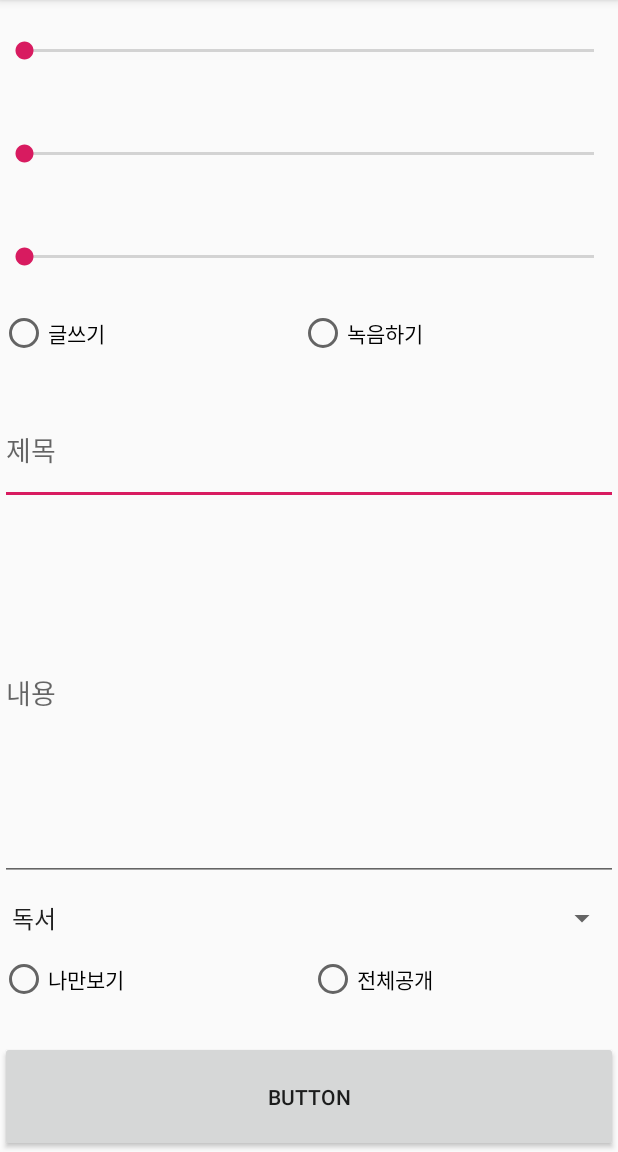
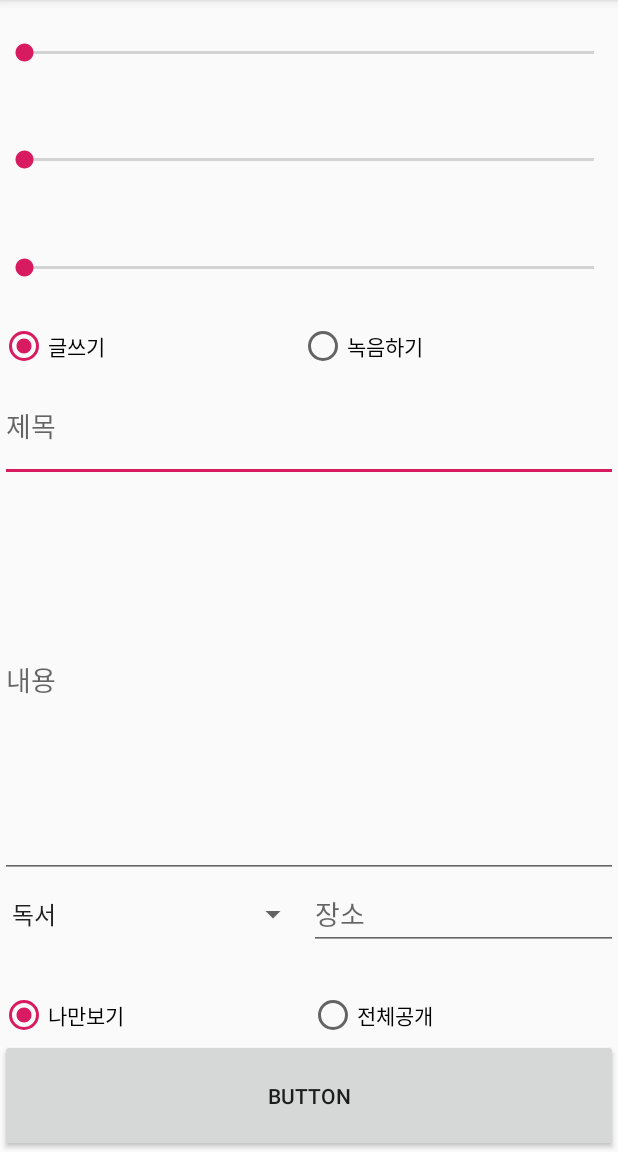
Before and after one commit to seungyeonchoi/emote, an Android app: the screen it shows after launch (Post before the commit, PostActivity after it), after a tap on "시작하기", on a phone screen of 412 x 824 dp, the part 84-1236 px from its top. Run offline under Robolectric (Android 15) with nearby library versions, the phone set to English and light mode, and no system bars.

Commit message:
1. 글쓰기 모드 필드 검사 후 등록

```diff
--- a/app/src/main/AndroidManifest.xml
+++ b/app/src/main/AndroidManifest.xml
@@ -9,7 +9,7 @@
             android:roundIcon="@mipmap/ic_launcher_round"
             android:supportsRtl="true"
             android:theme="@style/AppTheme">
-        <activity android:name=".Post">
+        <activity android:name=".PostActivity">
         </activity>
         <activity android:name=".SigninActivity">
         </activity>
--- a/app/src/main/java/com/example/emote/LoginActivity.kt
+++ b/app/src/main/java/com/example/emote/LoginActivity.kt
@@ -15,7 +15,7 @@ class LoginActivity : AppCompatActivity() {
     fun OnBtnClick(view: View) {
         when(view.id){
             R.id.btn_login->{
-                startActivity(Intent(this,Post::class.java))
+                startActivity(Intent(this,PostActivity::class.java)) //post확인해보려고 이렇게 둠!
             }
             R.id.btn_join1->{
                 startActivity(Intent(this,SigninActivity::class.java))
--- a/app/src/main/java/com/example/emote/Post.kt
+++ b/app/src/main/java/com/example/emote/Post.kt
@@ -1,12 +1,5 @@
 package com.example.emote
 
-import android.os.Bundle
-import android.support.v7.app.AppCompatActivity
+data class Post(var emotionValue:ArrayList<Int>, var title:String, var contents:String, var place:String, var activity:String) {
 
-class Post : AppCompatActivity() {
-
-    override fun onCreate(savedInstanceState: Bundle?) {
-        super.onCreate(savedInstanceState)
-        setContentView(R.layout.activity_post)
-    }
 }
--- a/app/src/main/res/layout/activity_post.xml
+++ b/app/src/main/res/layout/activity_post.xml
@@ -5,68 +5,69 @@
         xmlns:app="http://schemas.android.com/apk/res-auto"
         android:layout_width="match_parent"
         android:layout_height="match_parent" android:orientation="vertical"
-        tools:context=".Post">
+        tools:context=".PostActivity">
 
     <SeekBar
             android:layout_width="match_parent"
-            android:layout_height="wrap_content" android:id="@+id/seekBar" android:layout_weight="1"/>
+            android:layout_height="wrap_content" android:id="@+id/emoteSeekBar1" android:layout_weight="1"/>
     <SeekBar
             android:layout_width="match_parent"
-            android:layout_height="wrap_content" android:id="@+id/seekBar2" android:layout_weight="1"/>
+            android:layout_height="wrap_content" android:id="@+id/emoteSeekBar2" android:layout_weight="1"/>
     <SeekBar
             android:layout_width="match_parent"
-            android:layout_height="wrap_content" android:id="@+id/seekBar3" android:layout_weight="1"/>
+            android:layout_height="wrap_content" android:id="@+id/emoteSeekBar3" android:layout_weight="1"/>
+
+    <RadioGroup
+            android:layout_width="match_parent" android:orientation="horizontal"
+            android:layout_height="wrap_content" android:id="@+id/modeRadioGroup">
+        <RadioButton
+                android:text="글쓰기"
+                android:layout_width="wrap_content" android:checked="true"
+                android:layout_height="wrap_content" android:id="@+id/writeModeBtn" android:layout_weight="1"/>
+        <RadioButton
+                android:text="녹음하기"
+                android:layout_width="wrap_content"
+                android:layout_height="wrap_content" android:id="@+id/recordModeBtn" android:layout_weight="1"/>
+    </RadioGroup>
+    <EditText
+            android:text="" android:hint="제목"
+            android:layout_width="match_parent"
+            android:layout_height="wrap_content" android:id="@+id/titleEditText" android:layout_weight="0.5"/>
+    <EditText
+            android:layout_width="match_parent"
+            android:layout_height="wrap_content" android:hint="내용"
+            android:inputType="text"
+            android:text=""
+            android:ems="10"
+            android:id="@+id/contentsEditText" android:layout_weight="4"/>
     <LinearLayout
             android:orientation="horizontal"
             android:layout_width="match_parent"
             android:layout_height="wrap_content" android:layout_weight="0.5">
+        <Spinner
+                android:layout_width="match_parent" android:spinnerMode="dialog" android:entries="@array/spin_arr"
+                android:prompt="@string/spin_prompt"
+                android:layout_height="wrap_content" android:id="@+id/activitySpin" android:layout_weight="0.5"/>
+        <EditText
+                android:text="" android:hint="장소"
+                android:layout_width="match_parent"
+                android:layout_height="wrap_content" android:id="@+id/placeEditText" android:layout_weight="0.5"/>
+    </LinearLayout>
         <RadioGroup
                 android:layout_width="match_parent" android:orientation="horizontal"
-                android:layout_height="match_parent">
-            <RadioButton
-                    android:text="글쓰기"
-                    android:layout_width="wrap_content"
-                    android:layout_height="wrap_content" android:id="@+id/radioButton" android:layout_weight="1"/>
-            <RadioButton
-                    android:text="녹음하기"
-                    android:layout_width="wrap_content"
-                    android:layout_height="wrap_content" android:id="@+id/radioButton2" android:layout_weight="1"/>
-        </RadioGroup>
-    </LinearLayout>
-    <EditText
-            android:text="" android:hint="제목"
-            android:layout_width="match_parent"
-            android:layout_height="wrap_content" android:id="@+id/editText1" android:layout_weight="0.5"/>
-    <EditText
-            android:layout_width="match_parent"
-            android:layout_height="wrap_content" android:hint="내용"
-            android:inputType="textPersonName"
-            android:text=""
-            android:ems="10"
-            android:id="@+id/editText2" android:layout_weight="4"/>
-    <Spinner
-            android:layout_width="match_parent" android:spinnerMode="dialog" android:entries="@array/spin_arr" android:prompt="@string/spin_prompt"
-            android:layout_height="wrap_content" android:id="@+id/spinner" android:layout_weight="0.5"/>
-    <LinearLayout
-            android:orientation="horizontal"
-            android:layout_width="match_parent"
-            android:layout_height="wrap_content" android:layout_weight="0.5">
-        <RadioGroup
-                android:layout_width="match_parent" android:orientation="horizontal"
-                android:layout_height="match_parent">
+                android:layout_height="wrap_content">
             <RadioButton
                     android:text="나만보기"
-                    android:layout_width="wrap_content"
-                    android:layout_height="wrap_content" android:id="@+id/radioButton3" android:layout_weight="1"/>
+                    android:layout_width="wrap_content" android:checked="true"
+                    android:layout_height="wrap_content" android:id="@+id/privateModeBtn" android:layout_weight="1"/>
             <RadioButton
                     android:text="전체공개"
                     android:layout_width="wrap_content"
-                    android:layout_height="wrap_content" android:id="@+id/radioButton4" android:layout_weight="1"/>
+                    android:layout_height="wrap_content" android:id="@+id/publicModeBtn" android:layout_weight="1"/>
         </RadioGroup>
-    </LinearLayout>
     <Button
             android:text="Button"
             android:layout_width="match_parent"
-            android:layout_height="wrap_content" android:id="@+id/button" android:layout_weight="0.5"/>
+            android:layout_height="wrap_content" android:id="@+id/submit" android:layout_weight="0.5"/>
     //ems =10 : 10글자의 너비를 가진 edittext
 </LinearLayout>
--- a/app/src/main/res/values/strings.xml
+++ b/app/src/main/res/values/strings.xml
@@ -1,6 +1,5 @@
 <resources>
     <string name="app_name">emote</string>
-
     <string name="spin_prompt">활동을 선택하세요</string>
     <string-array name="spin_arr">
         <item>독서</item>
```
Also changed, not shown: app/src/main/java/com/example/emote/PostActivity.kt (added, +75 -0 lines).
